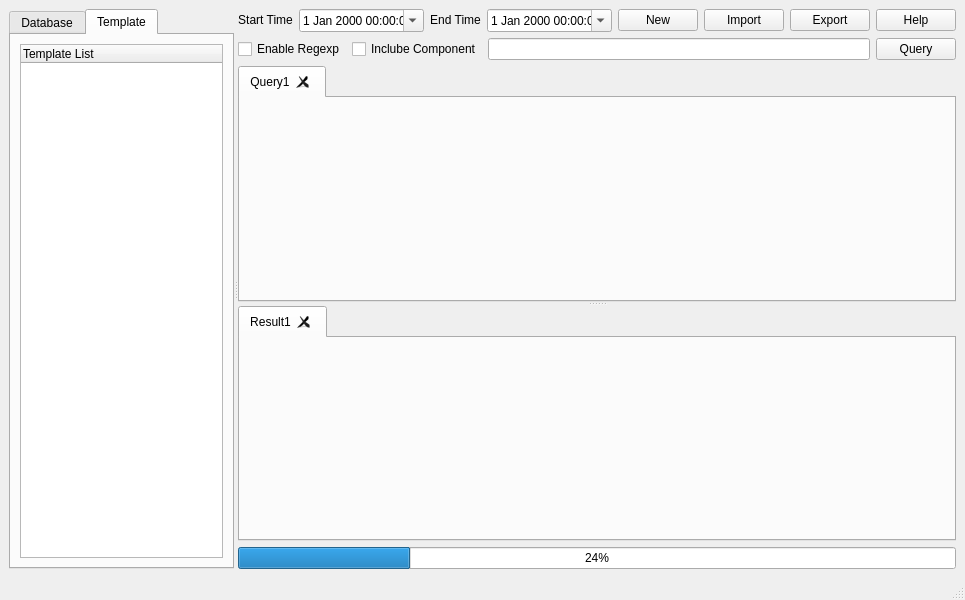
First picture: the form in resource/gui/LogAnalysis.ui, repository Bader-CN/LogAnalysis, before the edit.
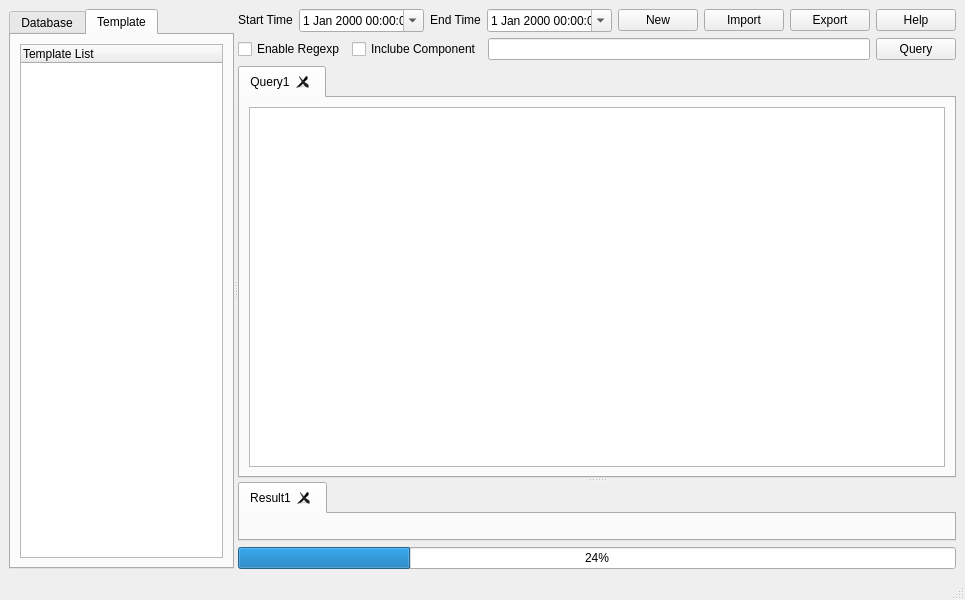
Second picture: the form after the edit.

Diff of the .ui file:
```diff
--- a/resource/gui/LogAnalysis.ui
+++ b/resource/gui/LogAnalysis.ui
@@ -294,6 +294,11 @@
             <attribute name="title">
              <string>Query1</string>
             </attribute>
+            <layout class="QVBoxLayout" name="verticalLayout_5">
+             <item>
+              <widget class="QTextEdit" name="SQLTextEdit"/>
+             </item>
+            </layout>
            </widget>
           </widget>
           <widget class="QTabWidget" name="tabSQLResult">
```
